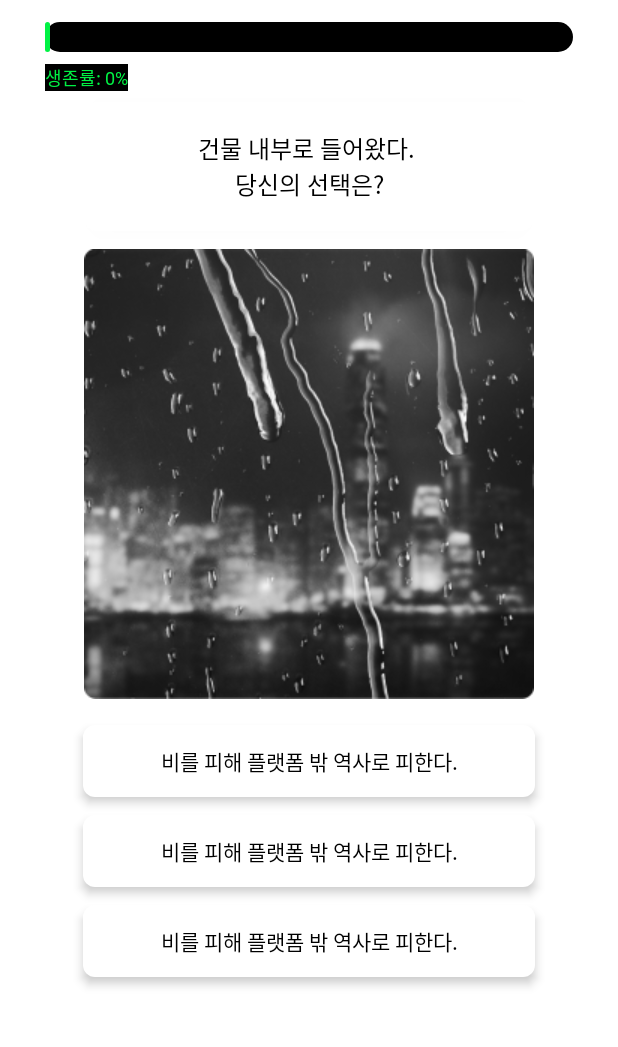
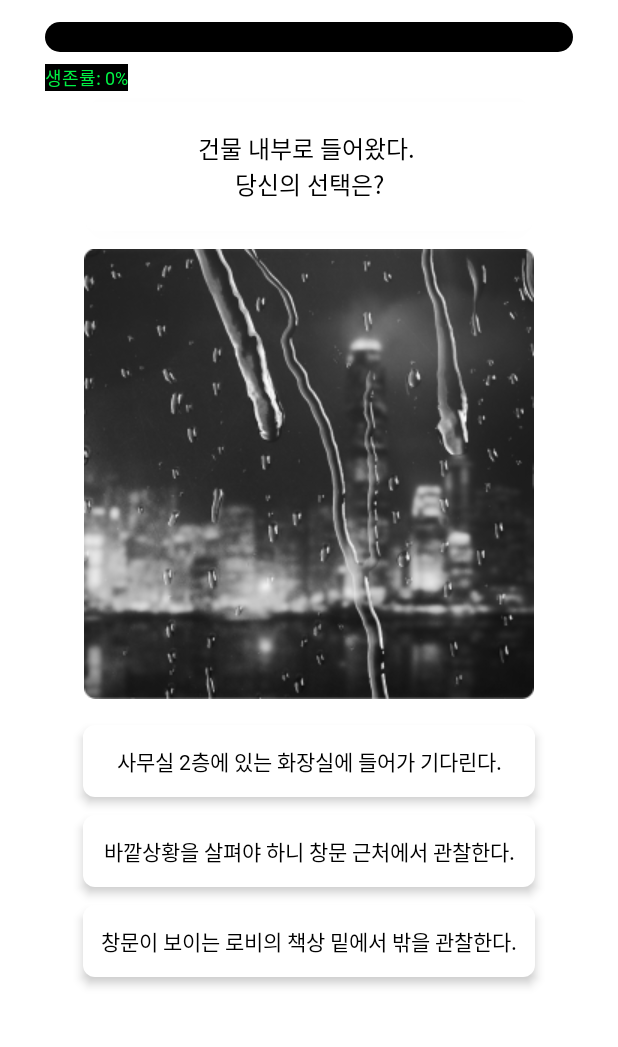
Before and after one commit to SOPKATHON-9th/Damin-AOS, an Android app: the Game3Activity screen opened directly, with no data from a screen before it, on a phone screen of 412 x 824 dp, the part 54-1101 px from its top. Run offline under Robolectric (Android 15) with nearby library versions, the phone set to English and light mode, and no system bars; our stand-ins replace data binding.

Commit message:
찐찐찐막

```diff
--- a/app/src/main/res/layout/activity_game_1.xml
+++ b/app/src/main/res/layout/activity_game_1.xml
@@ -95,7 +95,7 @@
             android:background="@drawable/bg_survive_question"
             android:elevation="4dp"
             android:gravity="center"
-            android:text="비를 피해 플랫폼 밖 역사로 피한다."
+            android:text="의자에 앉아 열차가 정차하길 기다린다."
             app:layout_constraintEnd_toEndOf="parent"
             app:layout_constraintStart_toStartOf="parent"
             app:layout_constraintTop_toBottomOf="@id/iv_question" />
@@ -124,7 +124,7 @@
             android:background="@drawable/bg_survive_question"
             android:elevation="4dp"
             android:gravity="center"
-            android:text="비를 피해 플랫폼 밖 역사로 피한다."
+            android:text="다른 교통수단을 찾아보며 역을 벗어난다."
             app:layout_constraintEnd_toEndOf="parent"
             app:layout_constraintStart_toStartOf="parent"
             app:layout_constraintTop_toBottomOf="@id/tv_survive_question_2" />
--- a/app/src/main/res/layout/activity_game_2.xml
+++ b/app/src/main/res/layout/activity_game_2.xml
@@ -100,7 +100,7 @@
             android:background="@drawable/bg_survive_question"
             android:elevation="4dp"
             android:gravity="center"
-            android:text="비를 피해 플랫폼 밖 역사로 피한다."
+            android:text="주변이 잘보이는 가로등 쪽으로 간다."
             app:layout_constraintEnd_toEndOf="parent"
             app:layout_constraintStart_toStartOf="parent"
             app:layout_constraintTop_toBottomOf="@id/iv_question" />
@@ -115,7 +115,7 @@
             android:background="@drawable/bg_survive_question"
             android:elevation="4dp"
             android:gravity="center"
-            android:text="비를 피해 플랫폼 밖 역사로 피한다."
+            android:text="건너편에 보이는 63빌딩으로 대피한다."
             app:layout_constraintEnd_toEndOf="parent"
             app:layout_constraintStart_toStartOf="parent"
             app:layout_constraintTop_toBottomOf="@id/tv_survive_question_1" />
@@ -129,7 +129,7 @@
             android:background="@drawable/bg_survive_question"
             android:elevation="4dp"
             android:gravity="center"
-            android:text="비를 피해 플랫폼 밖 역사로 피한다."
+            android:text="비를 피해 인근 산으로 잠시 대피한다."
             app:layout_constraintEnd_toEndOf="parent"
             app:layout_constraintStart_toStartOf="parent"
             app:layout_constraintTop_toBottomOf="@id/tv_survive_question_2" />
--- a/app/src/main/res/layout/activity_game_3.xml
+++ b/app/src/main/res/layout/activity_game_3.xml
@@ -99,7 +99,7 @@
             android:background="@drawable/bg_survive_question"
             android:elevation="4dp"
             android:gravity="center"
-            android:text="비를 피해 플랫폼 밖 역사로 피한다."
+            android:text="사무실 2층에 있는 화장실에 들어가 기다린다."
             app:layout_constraintEnd_toEndOf="parent"
             app:layout_constraintStart_toStartOf="parent"
             app:layout_constraintTop_toBottomOf="@id/iv_question" />
@@ -114,7 +114,7 @@
             android:background="@drawable/bg_survive_question"
             android:elevation="4dp"
             android:gravity="center"
-            android:text="비를 피해 플랫폼 밖 역사로 피한다."
+            android:text="바깥상황을 살펴야 하니 창문 근처에서 관찰한다."
             app:layout_constraintEnd_toEndOf="parent"
             app:layout_constraintStart_toStartOf="parent"
             app:layout_constraintTop_toBottomOf="@id/tv_survive_question_1" />
@@ -128,7 +128,7 @@
             android:background="@drawable/bg_survive_question"
             android:elevation="4dp"
             android:gravity="center"
-            android:text="비를 피해 플랫폼 밖 역사로 피한다."
+            android:text="창문이 보이는 로비의 책상 밑에서 밖을 관찰한다."
             app:layout_constraintEnd_toEndOf="parent"
             app:layout_constraintStart_toStartOf="parent"
             app:layout_constraintTop_toBottomOf="@id/tv_survive_question_2" />
```
